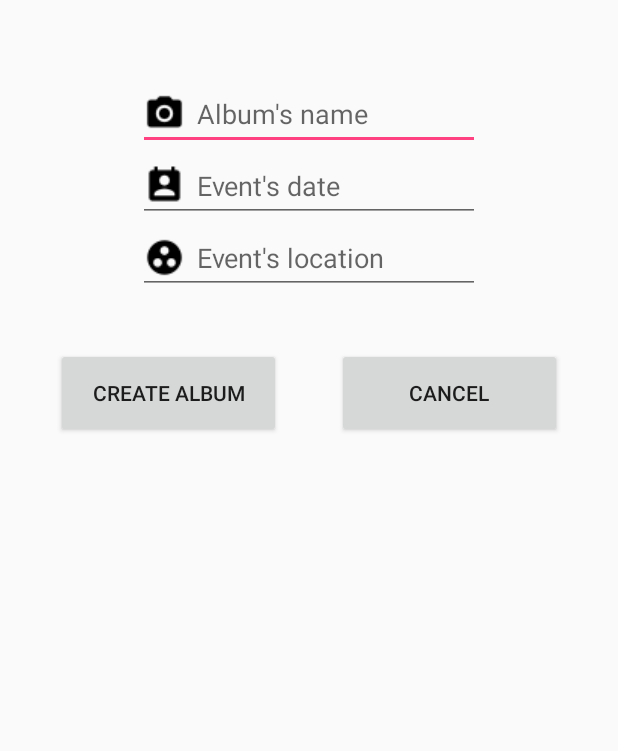
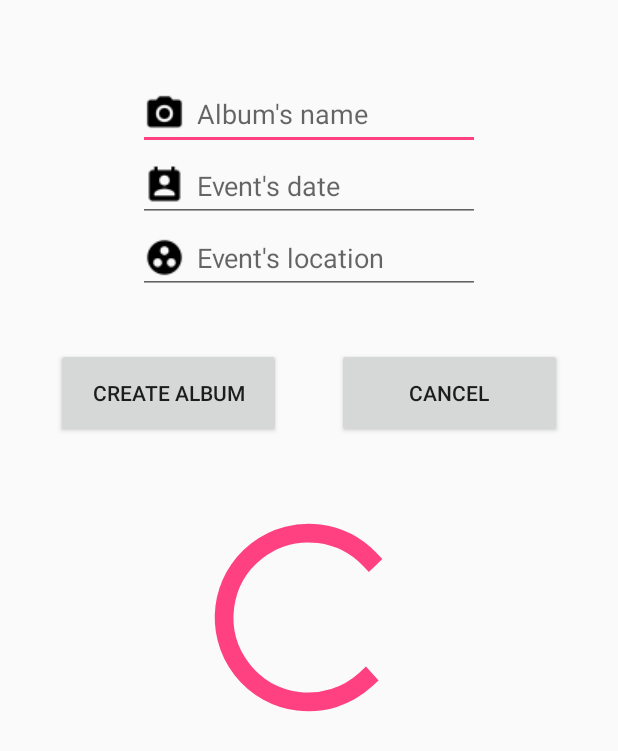
Before and after one commit to Edan-Leibo/FamilyAlbum-Android, an Android app: the layout fragment_create_album.xml on its own in the app's theme, with its tools: preview values and no code run, on a phone screen of 412 x 824 dp. Shown: the top 751 px of the screen. Run offline under Robolectric (Android 15) with nearby library versions, the phone set to English and light mode, and no system bars.

Commit message:
Date Picker was added in create new album

```diff
--- a/app/src/main/java/com/example/adima/familyalbumproject/Controller/Albums/AlbumsFragment.java
+++ b/app/src/main/java/com/example/adima/familyalbumproject/Controller/Albums/AlbumsFragment.java
@@ -4,7 +4,6 @@ import android.arch.lifecycle.Observer;
 import android.arch.lifecycle.ViewModelProviders;
 import android.content.Context;
 import android.content.DialogInterface;
-import android.content.SharedPreferences;
 import android.os.Bundle;
 import android.support.annotation.Nullable;
 import android.support.v4.app.Fragment;
--- a/app/src/main/res/layout/fragment_create_album.xml
+++ b/app/src/main/res/layout/fragment_create_album.xml
@@ -17,20 +17,26 @@
             android:padding="36dp">
 
             <EditText
+                android:id="@+id/createAlbum_album_name"
                 android:layout_width="match_parent"
                 android:layout_height="wrap_content"
                 android:drawableLeft="@drawable/ic_camera_alt_black_18dp"
                 android:drawablePadding="8dp"
                 android:hint="@string/hint_album_name" />
 
+
             <EditText
+                android:id="@+id/createAlbum_album_date"
                 android:layout_width="match_parent"
                 android:layout_height="wrap_content"
                 android:drawableLeft="@drawable/ic_perm_contact_calendar_black_18dp"
                 android:drawablePadding="8dp"
-                android:hint="@string/hint_date" />
+                android:hint="@string/hint_date"
+                android:focusable="false"
+                android:longClickable="false"/>
 
             <EditText
+                android:id="@+id/createAlbum_album_location"
                 android:layout_width="match_parent"
                 android:layout_height="wrap_content"
                 android:drawableLeft="@drawable/ic_group_work_black_18dp"
@@ -77,6 +83,5 @@
         android:id="@+id/createNewAlbumProgressBar"
         android:layout_width="150dp"
         android:layout_height="150dp"
-        android:layout_gravity="center"
-        android:visibility="gone" />
+        android:layout_gravity="center"/>
 </FrameLayout>
```
Also changed, not shown: app/src/main/java/com/example/adima/familyalbumproject/Controller/Album/CreateAlbumFragment.java (+61 -9 lines).
